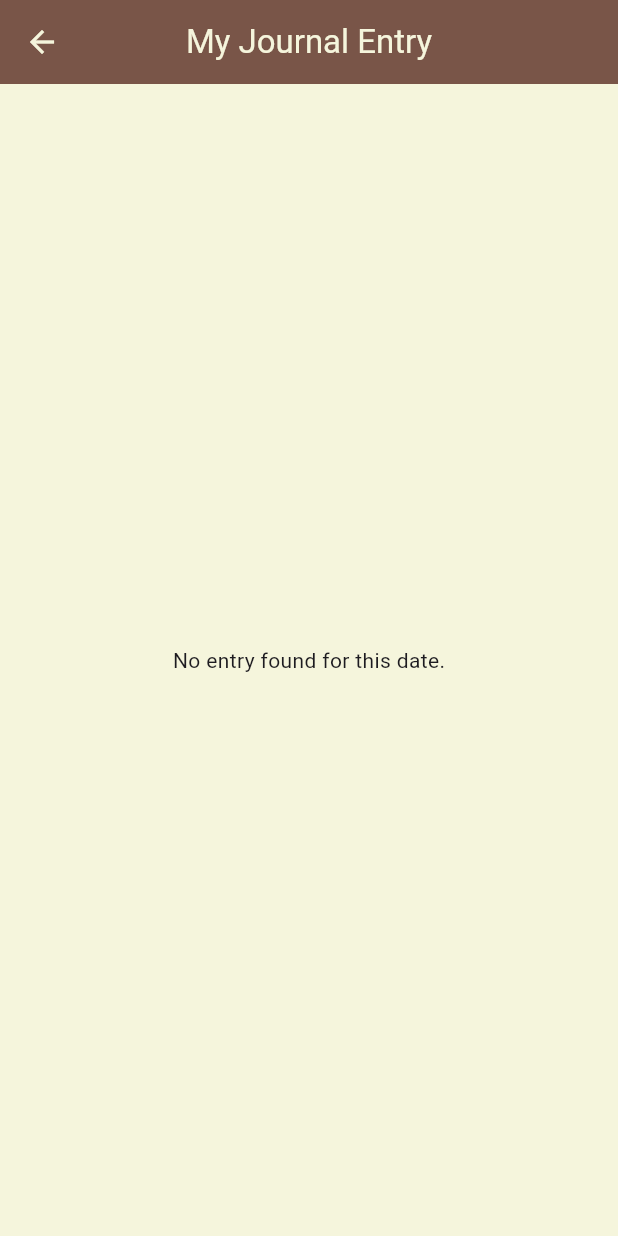
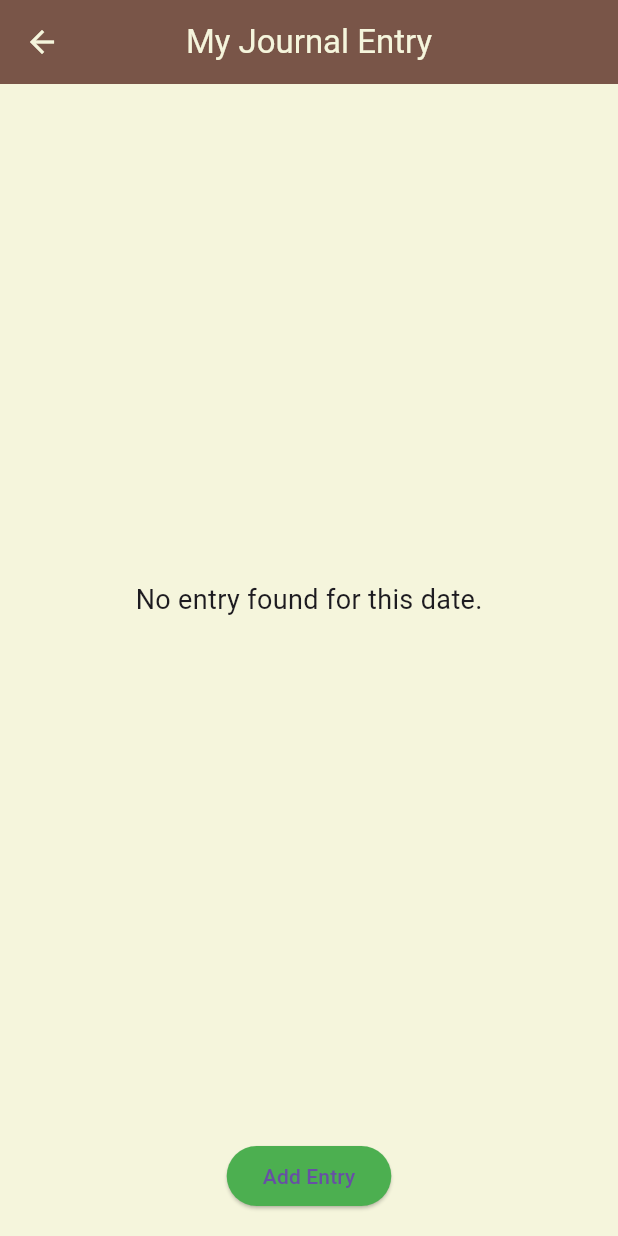
Before and after one commit to sumit-gupta-25/my_personal_journal, a Flutter app: the MyJournalScreen screen opened directly with empty values, on a phone screen of 412 x 824 dp. Run offline on Flutter 3.47's test engine with Material 3 defaults, Android fonts, the phone set to English and light mode, and no system bars; our stand-ins replace cloud_firestore, firebase_auth, firebase_core, fluttertoast, image_picker, random_string; accounts and stored records are empty.

Commit message:
Added Update and Delete journal features

```diff
--- a/lib/screens/myjournal.dart
+++ b/lib/screens/myjournal.dart
@@ -1,10 +1,12 @@
-import 'dart:typed_data'; // Import for Uint8List
+import 'dart:typed_data';
 import 'package:cloud_firestore/cloud_firestore.dart';
 import 'package:flutter/material.dart';
+import '../service/database.dart';
+import 'package:my_personal_journal/screens/edit_journal_screen.dart';
 
 class MyJournalScreen extends StatelessWidget {
   final DateTime selectedDate;
-  final String userId; // User ID passed as a parameter
+  final String userId;
 
   const MyJournalScreen({
     super.key,
@@ -12,12 +14,11 @@ class MyJournalScreen extends StatelessWidget {
     required this.userId,
   });
 
-  Future<Map<String, dynamic>?> _fetchJournalEntry() async {
-    String formattedDate =
+  String get formattedDate =>
       "${selectedDate.year}-${selectedDate.month.toString().padLeft(2, '0')}-${selectedDate.day.toString().padLeft(2, '0')}";
 
+  Future<Map<String, dynamic>?> _fetchJournalEntry() async {
     try {
-      // Firestore path: Users -> userId -> journals -> formattedDate
       DocumentSnapshot doc = await FirebaseFirestore.instance
           .collection('Users')
           .doc(userId)
@@ -25,11 +26,7 @@ class MyJournalScreen extends StatelessWidget {
           .doc(formattedDate)
           .get();
 
-      if (doc.exists) {
-        return doc.data() as Map<String, dynamic>;
-      } else {
-        return null;
-      }
+      return doc.exists ? doc.data() as Map<String, dynamic> : null;
     } catch (e) {
       throw Exception("Error fetching journal entry: $e");
     }
@@ -38,7 +35,7 @@ class MyJournalScreen extends StatelessWidget {
   @override
   Widget build(BuildContext context) {
     return Scaffold(
-      backgroundColor: Color(0xFFF5F5DC),
+      backgroundColor: const Color(0xFFF5F5DC),
       appBar: AppBar(
         title: const Text('My Journal Entry'),
         centerTitle: true,
@@ -50,67 +47,150 @@ class MyJournalScreen extends StatelessWidget {
         builder: (context, snapshot) {
           if (snapshot.connectionState == ConnectionState.waiting) {
             return const Center(child: CircularProgressIndicator());
-          } else if (snapshot.hasError) {
+          }
+          if (snapshot.hasError) {
             return Center(child: Text('Error: ${snapshot.error}'));
-          } else if (!snapshot.hasData || snapshot.data == null) {
-            return const Center(child: Text('No entry found for this date.'));
-          } else {
-            final data = snapshot.data!;
+          }
+
+          final data = snapshot.data;
+
+          return Column(
+            children: [
+              Expanded(
+                child: data == null
+                    ? const Center(
+                        child: Text(
+                          'No entry found for this date.',
+                          style: TextStyle(fontSize: 18),
+                        ),
+                      )
+                    : _buildJournalContent(data),
+              ),
+
+              /// ======================
+              /// BUTTON SECTION
+              /// ======================
+              Padding(
+                padding: const EdgeInsets.all(16.0),
+                child: data == null
+                    ? ElevatedButton(
+                        onPressed: () async {
+                          Map<String, dynamic> newEntry = {
+                            "date": formattedDate,
+                            "Content": "Write something...",
+                            "userId": userId,
+                          };
+
+                          await DatabaseMethods().addJournal(
+                            newEntry,
+                            userId,
+                            null,
+                          );
+
+                          Navigator.pop(context);
+                        },
+                        style: ElevatedButton.styleFrom(
+                          backgroundColor: Colors.green,
+                        ),
+                        child: const Text("Add Entry"),
+                      )
+                    : Row(
+                        mainAxisAlignment: MainAxisAlignment.spaceEvenly,
+                        children: [
+                          // UPDATE BUTTON
+                          ElevatedButton(
+                            onPressed: () async {
+                              final updated = await Navigator.push(
+                                context,
+                                MaterialPageRoute(
+                                  builder: (_) => EditJournalScreen(
+                                    userId: userId,
+                                    journalId: formattedDate,
+                                    existingContent: data["Content"] ?? "",
+                                  ),
+                                ),
+                              );
+
+                              // Refresh page after editing
+                              if (updated == true) {
+                                Navigator.pop(context);
+                              }
+                            },
+                            style: ElevatedButton.styleFrom(
+                              backgroundColor: Colors.brown[400],
+                            ),
+                            child: const Text("Update"),
+                          ),
+
+                          // DELETE BUTTON
+                          ElevatedButton(
+                            onPressed: () async {
+                              await DatabaseMethods()
+                                  .deleteJournal(userId, formattedDate);
+                              Navigator.pop(context);
+                            },
+                            style: ElevatedButton.styleFrom(
+                              backgroundColor: Colors.brown[400],
+                            ),
+                            child: const Text("Delete"),
+                          ),
+                        ],
+                      ),
+              ),
+            ],
+          );
+        },
+      ),
+    );
+  }
+
+  /// ==========================
+  /// JOURNAL CONTENT WIDGET
+  /// ==========================
+  Widget _buildJournalContent(Map<String, dynamic> data) {
     final String content = data['Content'] ?? 'No content available';
 
-            // Convert List<dynamic> to Uint8List
-            final List<dynamic>? imageList =
-                data['ImageBytes'] as List<dynamic>?;
-            final Uint8List? imageBytes = imageList != null
-                ? Uint8List.fromList(imageList.cast<int>())
-                : null;
+    final List<dynamic>? imageList = data['ImageBytes'] as List<dynamic>?;
+    final Uint8List? imageBytes =
+        imageList != null ? Uint8List.fromList(imageList.cast<int>()) : null;
 
     return Padding(
       padding: const EdgeInsets.all(16.0),
+      child: SingleChildScrollView(
         child: Column(
           crossAxisAlignment: CrossAxisAlignment.start,
           children: [
             Container(
-                      padding: EdgeInsets.only(left: 10, top: 10, right: 10),
-                      child: SingleChildScrollView(
-                        child: Stack(
-                          children: [
-                            Container(
-                              padding:
-                                  EdgeInsets.only(left: 10, top: 10, right: 10),
+              padding: const EdgeInsets.all(10),
+              margin: const EdgeInsets.symmetric(horizontal: 20),
+              height: 500,
+              width: double.infinity,
               decoration: BoxDecoration(
-                                image: DecorationImage(
+                image: const DecorationImage(
                   image: AssetImage('assets/textbg.jpeg'),
                   fit: BoxFit.cover,
                 ),
               ),
-                              margin: EdgeInsets.only(left: 20, right: 20),
-                              height: 500,
-                              width: 370,
-                              child: Text(content,
-                                  style: TextStyle(
+              child: Text(
+                content,
+                style: const TextStyle(
                   color: Color(0xFFF5F5DC),
                   fontSize: 16,
                   fontWeight: FontWeight.bold,
-                                  )),
-                            )
-                          ],
                 ),
-                      )),
-                  const SizedBox(height: 20.0),
+              ),
+            ),
+            const SizedBox(height: 20),
             imageBytes != null
                 ? Image.memory(
                     imageBytes,
                     fit: BoxFit.contain,
                     width: double.infinity,
-                          height: 200.0,
+                    height: 200,
                   )
-                      : const Text('No image available for this entry.'),
+                : const Text("No image available for this entry."),
           ],
         ),
-            );
-          }
-        },
       ),
     );
   }
```
Also changed, not shown: lib/screens/edit_journal_screen.dart (added, +81 -0 lines), lib/service/database.dart (+24 -0 lines). Lines whose indentation alone changed are shown as unchanged.
